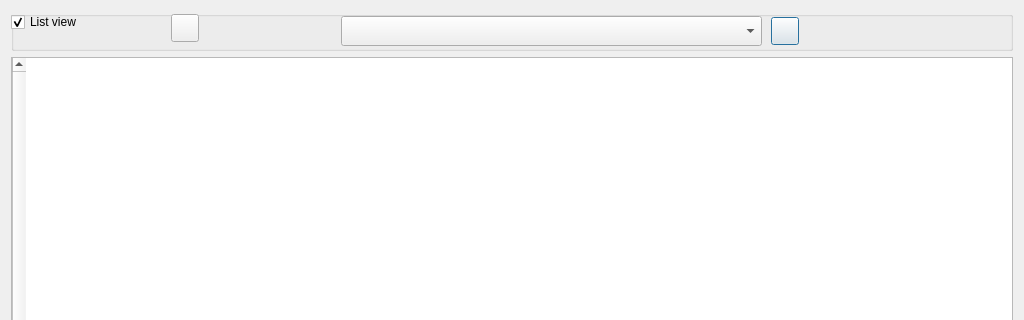
This is GUI_UIs/ui_dialog_graph.ui in ccbogel/QualCoder as Qt 5 draws it before an edit; both pictures show x 0 to 1024 and y 0 to 320 of the 1024 by 600 pixel window. The edited form follows.
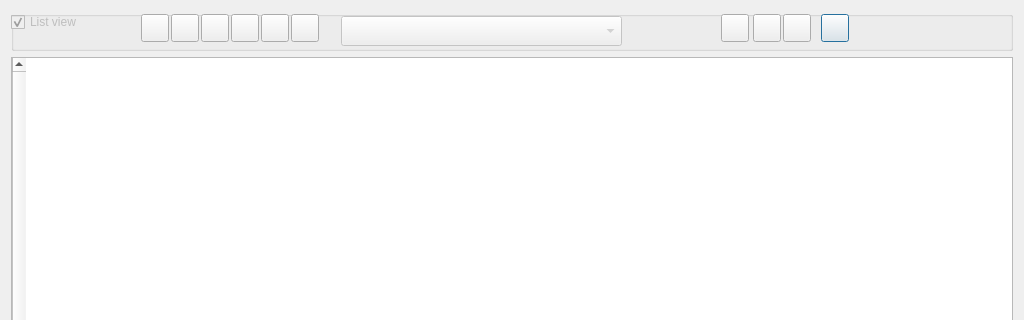
This is the edited form.

Diff of the .ui file:
```diff
--- a/GUI_UIs/ui_dialog_graph.ui
+++ b/GUI_UIs/ui_dialog_graph.ui
@@ -32,11 +32,14 @@
       <string/>
      </property>
      <widget class="QCheckBox" name="checkBox_listview">
+      <property name="enabled">
+       <bool>false</bool>
+      </property>
       <property name="geometry">
        <rect>
         <x>0</x>
         <y>0</y>
-        <width>141</width>
+        <width>111</width>
         <height>22</height>
        </rect>
       </property>
@@ -51,11 +54,14 @@
       </property>
      </widget>
      <widget class="QComboBox" name="comboBox">
+      <property name="enabled">
+       <bool>false</bool>
+      </property>
       <property name="geometry">
        <rect>
         <x>330</x>
         <y>5</y>
-        <width>421</width>
+        <width>281</width>
         <height>30</height>
        </rect>
       </property>
@@ -63,8 +69,8 @@
      <widget class="QPushButton" name="pushButton_export">
       <property name="geometry">
        <rect>
-        <x>760</x>
-        <y>6</y>
+        <x>810</x>
+        <y>3</y>
         <width>28</width>
         <height>28</height>
        </rect>
@@ -79,7 +85,7 @@
      <widget class="QLabel" name="label_zoom">
       <property name="geometry">
        <rect>
-        <x>200</x>
+        <x>850</x>
         <y>3</y>
         <width>28</width>
         <height>28</height>
@@ -108,6 +114,134 @@
        <string/>
       </property>
      </widget>
+     <widget class="QPushButton" name="pushButton_savegraph">
+      <property name="geometry">
+       <rect>
+        <x>710</x>
+        <y>3</y>
+        <width>28</width>
+        <height>28</height>
+       </rect>
+      </property>
+      <property name="toolTip">
+       <string>Save graph</string>
+      </property>
+      <property name="text">
+       <string/>
+      </property>
+     </widget>
+     <widget class="QPushButton" name="pushButton_loadgraph">
+      <property name="geometry">
+       <rect>
+        <x>742</x>
+        <y>3</y>
+        <width>28</width>
+        <height>28</height>
+       </rect>
+      </property>
+      <property name="toolTip">
+       <string>Load graph</string>
+      </property>
+      <property name="text">
+       <string/>
+      </property>
+     </widget>
+     <widget class="QPushButton" name="pushButton_deletegraph">
+      <property name="geometry">
+       <rect>
+        <x>772</x>
+        <y>3</y>
+        <width>28</width>
+        <height>28</height>
+       </rect>
+      </property>
+      <property name="toolTip">
+       <string>Delete graph</string>
+      </property>
+      <property name="text">
+       <string/>
+      </property>
+     </widget>
+     <widget class="QPushButton" name="pushButton_freetextitem">
+      <property name="geometry">
+       <rect>
+        <x>190</x>
+        <y>3</y>
+        <width>28</width>
+        <height>28</height>
+       </rect>
+      </property>
+      <property name="toolTip">
+       <string>Add free text item</string>
+      </property>
+      <property name="text">
+       <string/>
+      </property>
+     </widget>
+     <widget class="QPushButton" name="pushButton_addcase">
+      <property name="geometry">
+       <rect>
+        <x>220</x>
+        <y>3</y>
+        <width>28</width>
+        <height>28</height>
+       </rect>
+      </property>
+      <property name="toolTip">
+       <string>Add case items</string>
+      </property>
+      <property name="text">
+       <string/>
+      </property>
+     </widget>
+     <widget class="QPushButton" name="pushButton_addfile">
+      <property name="geometry">
+       <rect>
+        <x>250</x>
+        <y>3</y>
+        <width>28</width>
+        <height>28</height>
+       </rect>
+      </property>
+      <property name="toolTip">
+       <string>Add file items</string>
+      </property>
+      <property name="text">
+       <string/>
+      </property>
+     </widget>
+     <widget class="QPushButton" name="pushButton_addline">
+      <property name="geometry">
+       <rect>
+        <x>280</x>
+        <y>3</y>
+        <width>28</width>
+        <height>28</height>
+       </rect>
+      </property>
+      <property name="toolTip">
+       <string>Add connecting line</string>
+      </property>
+      <property name="text">
+       <string/>
+      </property>
+     </widget>
+     <widget class="QPushButton" name="pushButton_selectbranch">
+      <property name="geometry">
+       <rect>
+        <x>130</x>
+        <y>3</y>
+        <width>28</width>
+        <height>28</height>
+       </rect>
+      </property>
+      <property name="toolTip">
+       <string>Select code branch</string>
+      </property>
+      <property name="text">
+       <string/>
+      </property>
+     </widget>
     </widget>
    </item>
    <item row="1" column="0">
```
